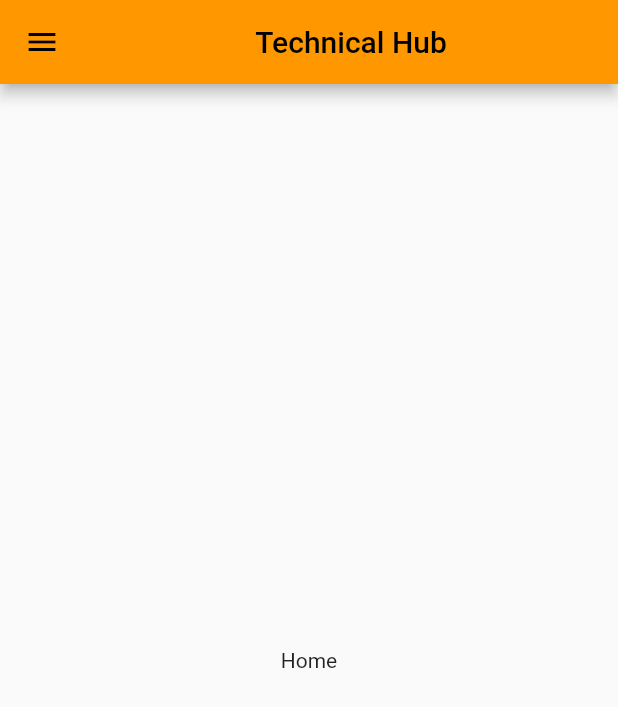
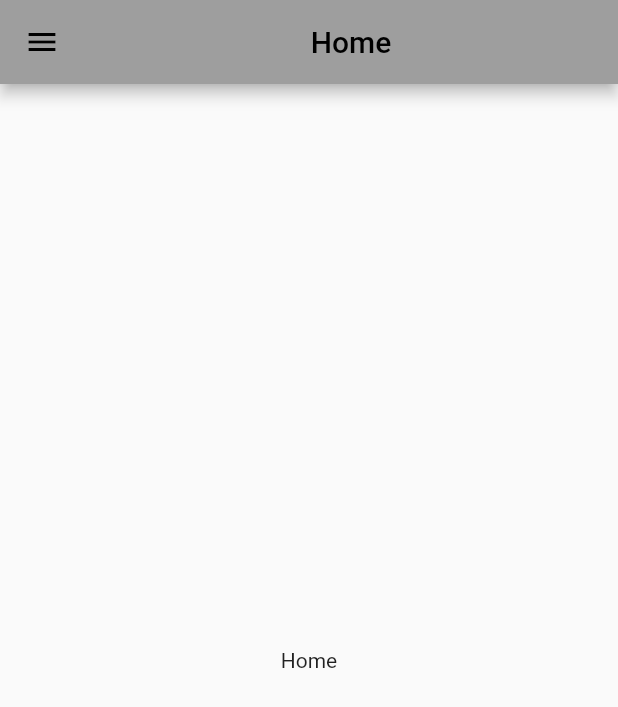
Before and after one commit to 21P31A04N8/Aditya_App, a Flutter app: the thub_home screen opened directly, on a phone screen of 412 x 824 dp. Shown: the top 707 px of the screen. Run offline on Flutter 3.47's test engine with Material 2 defaults, Android fonts, the phone set to English and light mode, and no system bars; our stand-ins replace carousel_slider, flutter_zoom_drawer, liquid_swipe, sizer; missing offline and left inert: slide_action, tale_drawer.

Commit message:
T-hub pages

```diff
--- a/lib/T-Hub/Thub.dart
+++ b/lib/T-Hub/Thub.dart
@@ -13,6 +13,8 @@ class thub_home extends StatefulWidget {
 }
 
 class _thub_homeState extends State<thub_home> {
+  var titles=["Home","Events","Certifications","Team"];
+  var appbarColors=[Colors.grey,Colors.blueAccent,Colors.deepPurpleAccent[600],Colors.white];
   var lst=[Thub_Home(),Thub_Events(),Certifications(),Team()];
   int i=0;
   final controller = TaleController();
@@ -21,7 +23,7 @@ class _thub_homeState extends State<thub_home> {
     return TaleDrawer(
       controller: controller,
       drawer: Container(
-        color: Colors.orangeAccent,
+        color: Colors.grey,
         child: ListView(
           children: [
             ListTile(
@@ -74,7 +76,8 @@ class _thub_homeState extends State<thub_home> {
       type: TaleType.Flip,
       body: Scaffold(
         appBar: AppBar(
-          title: Center(child: Text("Technical Hub")),
+          backgroundColor: appbarColors[i],
+          title: Center(child: Text(titles[i])),
           leading: IconButton(icon: Icon(Icons.menu), onPressed: () {
             controller.open();
             setState(() {
```
